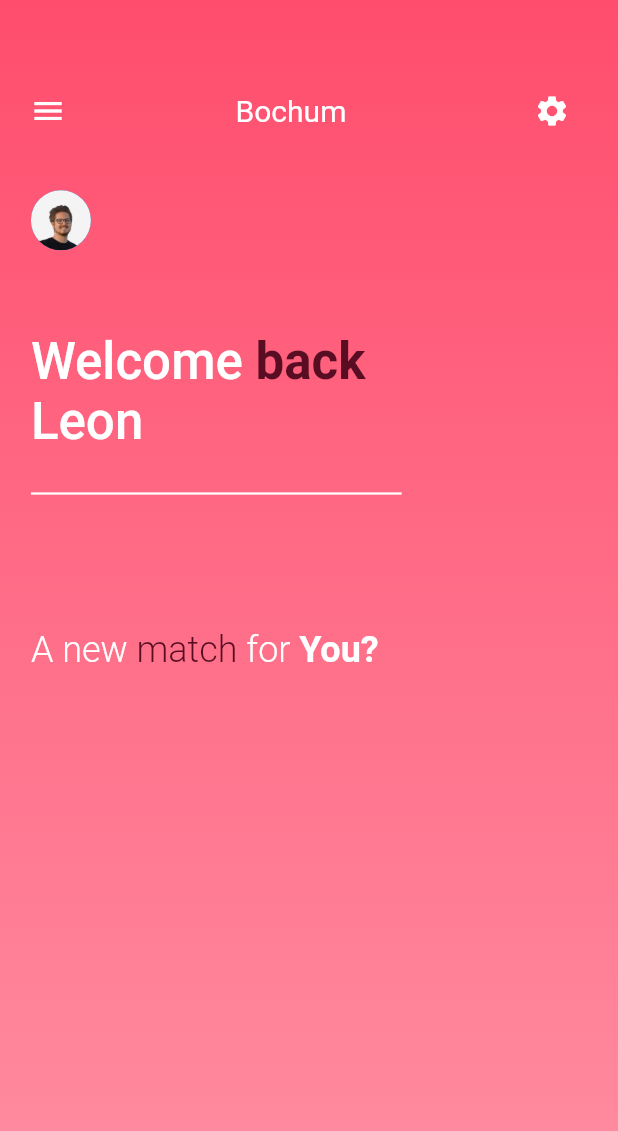
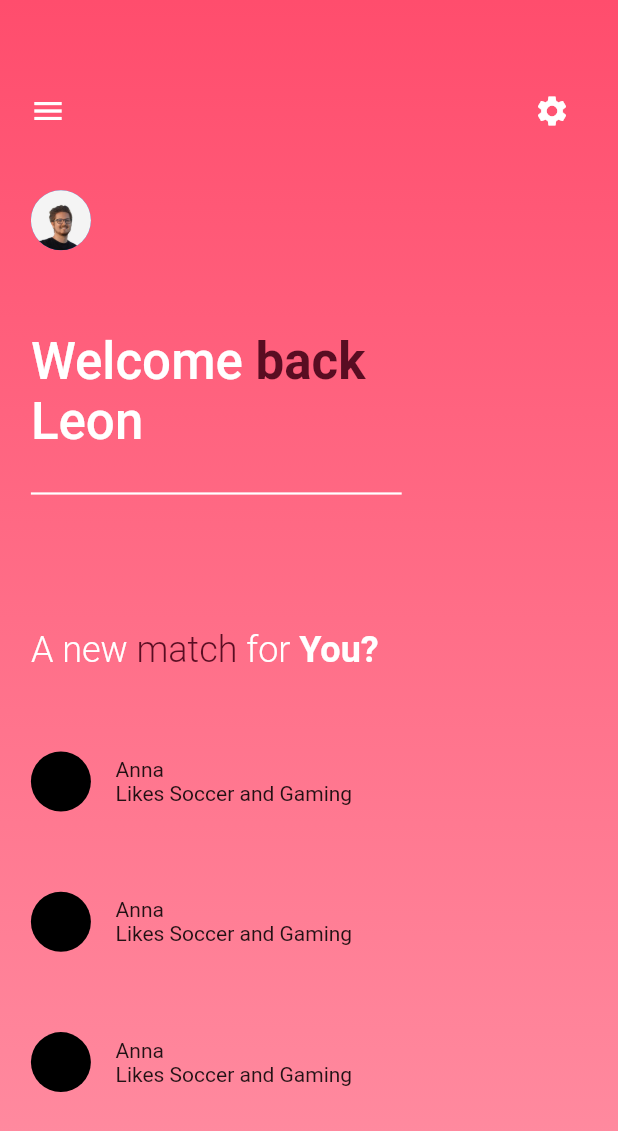
Before and after one commit to leon-mel/pometri, a Flutter app: the LandingPage screen opened by its route, on a phone screen of 412 x 824 dp. Shown: the top 1131 px of the screen. Run offline on Flutter 3.47's test engine with Material 2 defaults, Android fonts, the phone set to English and light mode, and no system bars; drawn by our look-alikes of flutter_bounce; our stand-ins replace hexcolor.

Commit message:
finishing home_screen UI

```diff
--- a/lib/homemenu/home_screen.dart
+++ b/lib/homemenu/home_screen.dart
@@ -15,12 +15,16 @@ class _HomeScreenState extends State<HomeScreen> {
   double xOffset = 0;
   double yOffset = 0;
   String uname = "Leon";
+  String rname =
+      "Anna"; //replaced with a username attribute from a username class at a later point
   bool isDrawerOpen = false;
 
   @override
   Widget build(BuildContext context) {
-    return AnimatedContainer(
-      height: SizeConfig.screenHeight,
+    return SingleChildScrollView(
+      child: AnimatedContainer(
+        constraints: BoxConstraints(minHeight: SizeConfig.screenHeight),
+        //height: SizeConfig.screenHeight,
         width: SizeConfig.screenWidth,
         transform: Matrix4.translationValues(xOffset, yOffset, 0)
           ..scale(isDrawerOpen ? 0.85 : 1.00)
@@ -73,8 +77,7 @@ class _HomeScreenState extends State<HomeScreen> {
                               });
                             },
                           ),
-                  const Text(
-                      'Bochum', //shows the current location at a later point
+                    const Text('', //shows the current location at a later point
                         style: TextStyle(
                             fontSize: 20,
                             color: Colors.white,
@@ -165,7 +168,8 @@ class _HomeScreenState extends State<HomeScreen> {
                 child: RichText(
                   text: const TextSpan(
                       text: "A new ",
-                    style: TextStyle(fontSize: 24, fontWeight: FontWeight.w300),
+                      style:
+                          TextStyle(fontSize: 24, fontWeight: FontWeight.w300),
                       children: <TextSpan>[
                         TextSpan(
                             text: "match ",
@@ -177,9 +181,52 @@ class _HomeScreenState extends State<HomeScreen> {
                       ]),
                 ),
               ),
-          )
+            ),
+            buildBottom(rname: rname),
+            buildBottom(rname: rname),
+            buildBottom(rname: rname),
+
           ],
+        ),
       ),
     );
   }
 }
+
+class buildBottom extends StatelessWidget {
+  const buildBottom({
+    Key? key,
+    required this.rname,
+  }) : super(key: key);
+
+  final String rname;
+
+  @override
+  Widget build(BuildContext context) {
+    return Padding(
+      padding: EdgeInsets.only(
+        top: SizeConfig.safeBlockVertical * 4,
+        left: SizeConfig.safeBlockHorizontal * 5,
+        bottom: SizeConfig.safeBlockHorizontal * 5,
+      ),
+      child: Align(
+          alignment: Alignment.topLeft,
+          child: Row(
+            children: [
+              CircleAvatar(backgroundColor: Colors.black),
+              Padding(
+                padding:
+                    EdgeInsets.only(left: SizeConfig.safeBlockVertical * 2),
+                child: Column(
+                  crossAxisAlignment: CrossAxisAlignment.start,
+                  children: [Text(rname), Text("Likes Soccer and Gaming")],
+                ),
+              ),
+              Column(
+                children: [],
+              )
+            ],
+          )),
+    );
+  }
+}
```
Also changed, not shown: lib/Classes/classUser.dart (added). Lines whose indentation alone changed are shown as unchanged.
